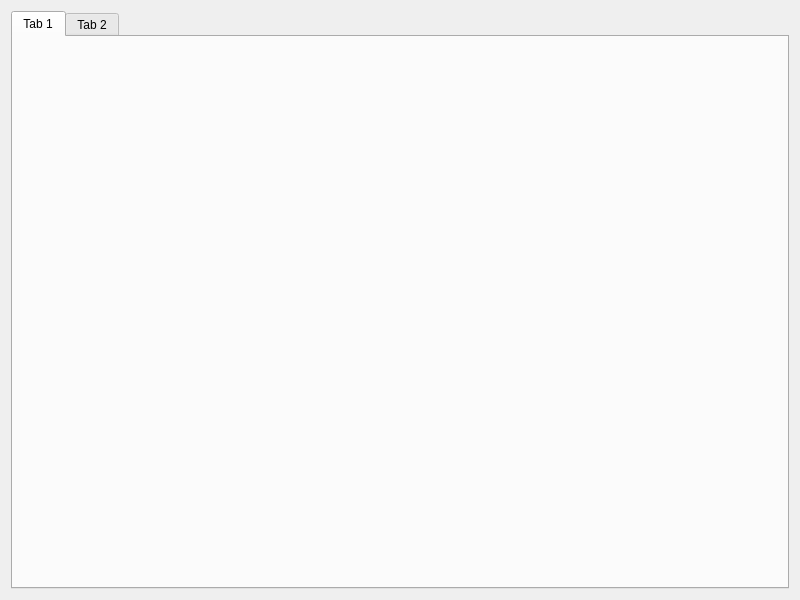
Before: the Qt Designer form src/example/WidgetWithRibbon/Widget.ui in czyt1988/SARibbon, drawn with Qt 5.
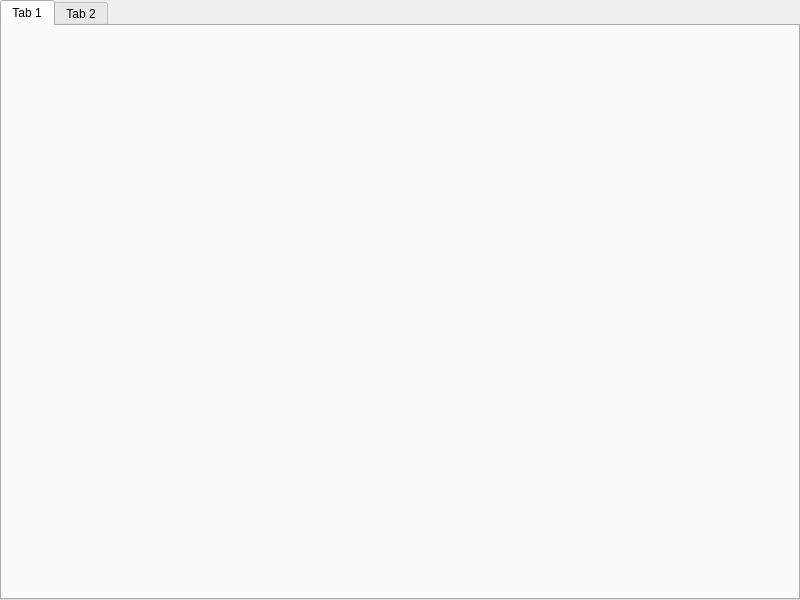
After: the same form once the commit is applied.

```diff
--- a/src/example/WidgetWithRibbon/Widget.ui
+++ b/src/example/WidgetWithRibbon/Widget.ui
@@ -14,6 +14,21 @@
    <string>Widget</string>
   </property>
   <layout class="QVBoxLayout" name="verticalLayout">
+   <property name="spacing">
+    <number>1</number>
+   </property>
+   <property name="leftMargin">
+    <number>0</number>
+   </property>
+   <property name="topMargin">
+    <number>0</number>
+   </property>
+   <property name="rightMargin">
+    <number>0</number>
+   </property>
+   <property name="bottomMargin">
+    <number>0</number>
+   </property>
    <item>
     <widget class="QTabWidget" name="tabWidget">
      <property name="currentIndex">
```
